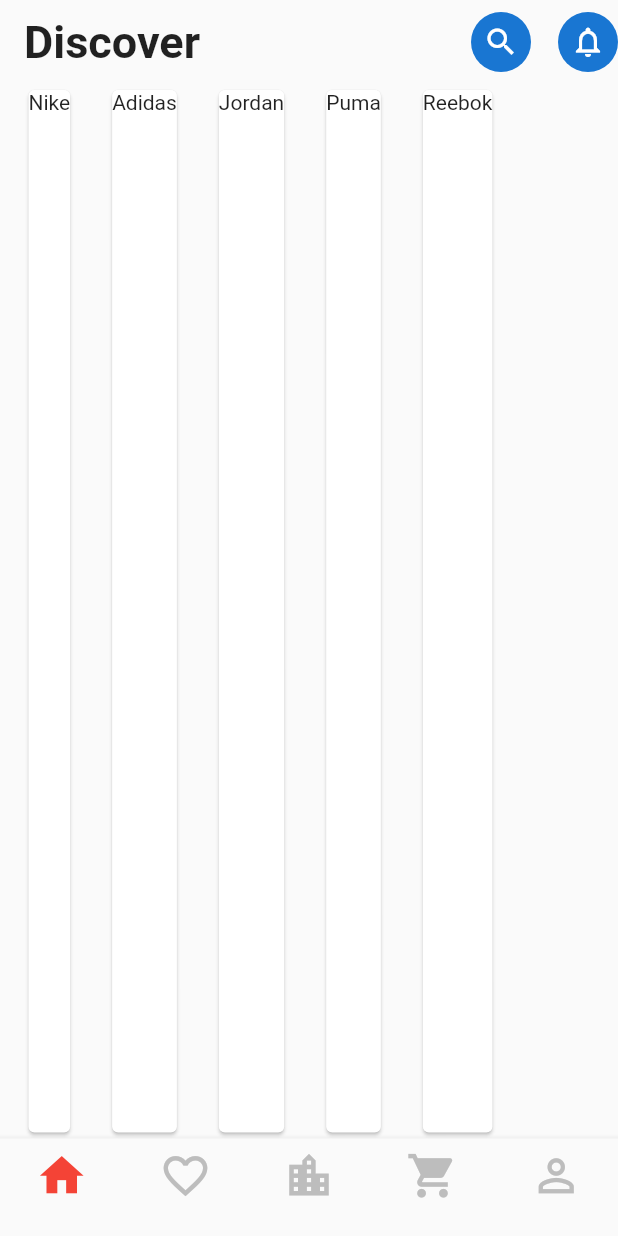
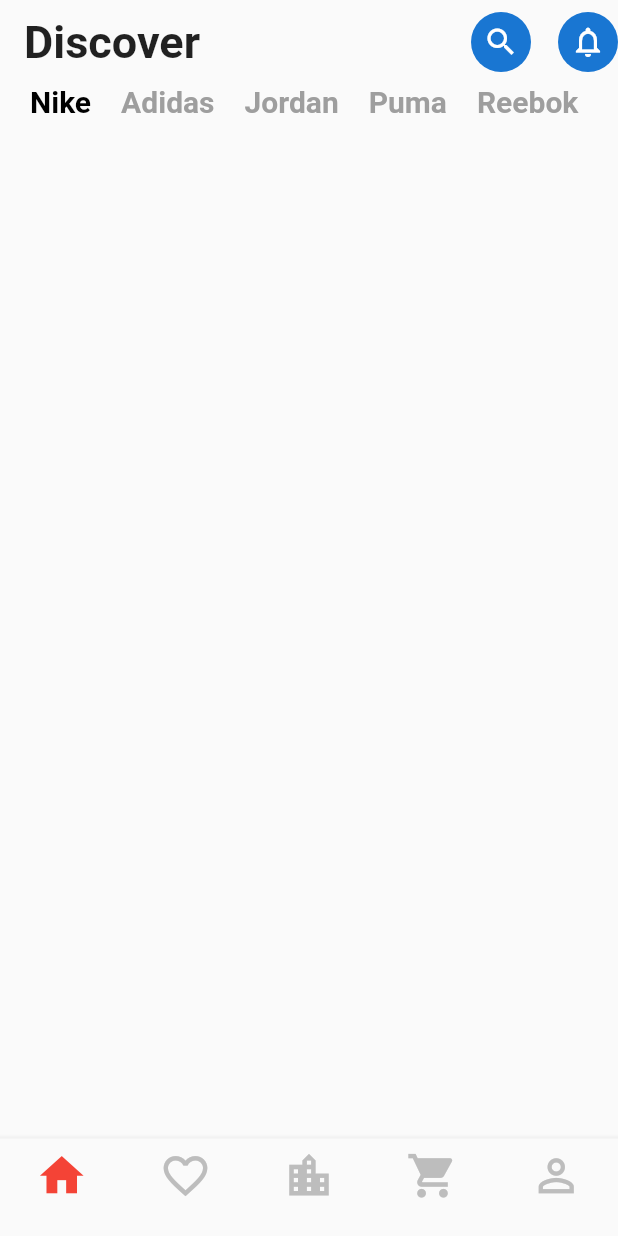
Before and after one commit to bringbackthedog/shoe_store_app, a Flutter app: the screen it shows after launch, on a phone screen of 412 x 824 dp. Run offline on Flutter 3.47's test engine with Material 2 defaults, Android fonts, the phone set to English and light mode, and no system bars; our stand-ins replace google_fonts.

Commit message:
top meny

```diff
--- a/lib/main.dart
+++ b/lib/main.dart
@@ -24,38 +24,7 @@ class MyApp extends StatelessWidget {
       home: Scaffold(
         appBar: buildAppBar(context),
         bottomNavigationBar: buildBottomNavigationBar(),
-        body: SizedBox.expand(
-          child: LayoutBuilder(
-            builder: (context, constraints) {
-              return Padding(
-                padding: EdgeInsets.symmetric(
-                  horizontal: 15.0,
-                  vertical: 0.0,
-                ),
-                child: Column(
-                  children: [
-                    Container(
-                      // width: constraints.maxWidth,
-                      height: constraints.maxHeight,
-                      // height: size.height * 0.2,
-                      child: ListView.builder(
-                          scrollDirection: Axis.horizontal,
-                          itemCount: 5,
-                          itemBuilder: (context, index) {
-                            return Padding(
-                              padding: const EdgeInsets.only(right: 20.0),
-                              child: Card(
-                                child: Text(brands[index]),
-                              ),
-                            );
-                          }),
-                    )
-                  ],
-                ),
-              );
-            },
-          ),
-        ),
+        body: ColumnBody(),
       ),
     );
   }
@@ -122,3 +91,41 @@ class MyApp extends StatelessWidget {
     );
   }
 }
+
+class ColumnBody extends StatelessWidget {
+  const ColumnBody({
+    Key key,
+  }) : super(key: key);
+
+  @override
+  Widget build(BuildContext context) {
+    final size = MediaQuery.of(context).size;
+    return Padding(
+      padding: const EdgeInsets.symmetric(horizontal: 20),
+      child: Column(children: [
+        SizedBox(
+          height: size.height * 0.05,
+          child: ListView.builder(
+            scrollDirection: Axis.horizontal,
+            itemCount: brands.length,
+            itemBuilder: (context, index) {
+              return Padding(
+                padding: const EdgeInsets.only(right: 20.0),
+                child: InkWell(
+                  onTap: () {},
+                  child: Text(
+                    brands[index],
+                    style: GoogleFonts.roboto(
+                        fontSize: 20,
+                        fontWeight: FontWeight.bold,
+                        color: index == 0 ? Colors.black : Colors.grey),
+                  ),
+                ),
+              );
+            },
+          ),
+        ),
+      ]),
+    );
+  }
+}
```
